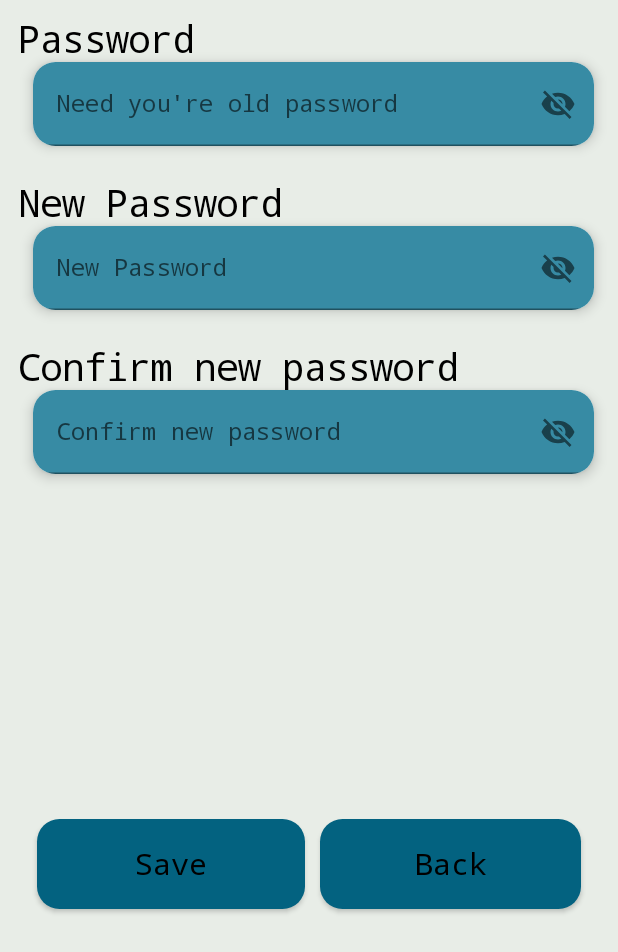
After one commit to AntarcticaV/Lipi, an Android app built with Jetpack Compose: the ChangePassword screen opened directly, with no data from a screen before it, on a phone screen of 412 x 824 dp. The commit adds this screen. Shown: the top 952 px of the screen. Run offline under Robolectric (Android 15) with nearby library versions, the phone set to English and light mode, and no system bars.

Commit message:
Finish ChangePassword

```diff
--- a/app/build.gradle
+++ b/app/build.gradle
@@ -62,6 +62,9 @@ dependencies {
     implementation 'androidx.compose.material3:material3'
     implementation platform('androidx.compose:compose-bom:2022.10.00')
     implementation platform('androidx.compose:compose-bom:2022.10.00')
+    implementation platform('androidx.compose:compose-bom:2022.10.00')
+    implementation platform('androidx.compose:compose-bom:2022.10.00')
+    implementation platform('androidx.compose:compose-bom:2022.10.00')
     testImplementation 'junit:junit:4.13.2'
     androidTestImplementation 'androidx.test.ext:junit:1.1.5'
     androidTestImplementation 'androidx.test.espresso:espresso-core:3.5.1'
@@ -69,6 +72,9 @@ dependencies {
     androidTestImplementation platform('androidx.compose:compose-bom:2022.10.00')
     androidTestImplementation platform('androidx.compose:compose-bom:2022.10.00')
     androidTestImplementation platform('androidx.compose:compose-bom:2022.10.00')
+    androidTestImplementation platform('androidx.compose:compose-bom:2022.10.00')
+    androidTestImplementation platform('androidx.compose:compose-bom:2022.10.00')
+    androidTestImplementation platform('androidx.compose:compose-bom:2022.10.00')
     debugImplementation "androidx.compose.ui:ui-tooling:1.4.1"
     debugImplementation "androidx.compose.ui:ui-test-manifest:1.4.1"
 }
--- /dev/null
+++ b/app/src/main/java/com/example/vidoechat/ChangePassword.kt
@@ -0,0 +1,86 @@
+package com.example.vidoechat
+
+import android.os.Bundle
+import androidx.activity.ComponentActivity
+import androidx.activity.compose.setContent
+import androidx.compose.foundation.background
+import androidx.compose.foundation.layout.Arrangement
+import androidx.compose.foundation.layout.Column
+import androidx.compose.foundation.layout.Row
+import androidx.compose.foundation.layout.fillMaxSize
+import androidx.compose.foundation.layout.fillMaxWidth
+import androidx.compose.foundation.layout.height
+import androidx.compose.foundation.layout.padding
+import androidx.compose.material3.MaterialTheme
+import androidx.compose.material3.Surface
+import androidx.compose.material3.Text
+import androidx.compose.runtime.Composable
+import androidx.compose.ui.Alignment
+import androidx.compose.ui.Modifier
+import androidx.compose.ui.tooling.preview.Preview
+import androidx.compose.ui.unit.dp
+import com.example.vidoechat.ClassesForRendering.ButtonComposable
+import com.example.vidoechat.ClassesForRendering.TextFieldPasswordComposable
+import com.example.vidoechat.LogicFun.BackActivity
+import com.example.vidoechat.ui.theme.BackColor
+import com.example.vidoechat.ui.theme.VidoeChatTheme
+
+class ChangePassword : ComponentActivity() {
+    override fun onCreate(savedInstanceState: Bundle?) {
+        super.onCreate(savedInstanceState)
+        setContent {
+            val oldPassword = TextFieldPasswordComposable()
+            oldPassword.BeforeTextEdition("Password")
+            oldPassword.PlaceholderEdition("Need you're old password")
+            val newPassword = TextFieldPasswordComposable()
+            newPassword.PlaceholderEdition("New Password")
+            newPassword.BeforeTextEdition("New Password")
+            val newPasswordConfirm = TextFieldPasswordComposable()
+            newPasswordConfirm.BeforeTextEdition("Confirm new password")
+            newPasswordConfirm.PlaceholderEdition("Confirm new password")
+            val buttonSave = ButtonComposable { BackActivity(this) }
+            buttonSave.NameEdition("Save")
+            val buttonBack = ButtonComposable { BackActivity(this) }
+            buttonBack.NameEdition("Back")
+            Column(
+                modifier = Modifier
+                    .fillMaxSize()
+                    .background(BackColor)
+            ) {
+                Column(
+                    modifier = Modifier
+                        .fillMaxSize(),
+                    verticalArrangement = Arrangement.Center
+                ) {
+                    Column() {
+                        oldPassword.TextFieldPasswordComposable()
+                        newPassword.TextFieldPasswordComposable()
+                        newPasswordConfirm.TextFieldPasswordComposable()
+                    }
+                    Row(
+                        modifier = Modifier
+                            .fillMaxSize()
+                            .padding(20.dp),
+                        verticalAlignment = Alignment.CenterVertically,
+                        horizontalArrangement = Arrangement.SpaceAround
+                    ) {
+                        Column(
+                            modifier = Modifier
+                                .fillMaxWidth(0.48f)
+                                .height(60.dp)
+                        ) {
+                            buttonSave.MyButtonComposable()
+                        }
+                        Column(
+                            modifier = Modifier
+                                .fillMaxWidth(0.9f)
+                                .height(60.dp)
+                        ) {
+                            buttonBack.MyButtonComposable()
+                        }
+                    }
+                }
+            }
+        }
+    }
+}
--- a/app/src/main/java/com/example/vidoechat/SingUP.kt
+++ b/app/src/main/java/com/example/vidoechat/SingUP.kt
@@ -107,11 +107,9 @@ class SingUP : ComponentActivity() {
         }
     }
 
-
-
     fun OpenMainActivity(context: Context, password: String, passwordConfirm: String) {
         if (ChackPassword(password, passwordConfirm))
-            //context.startActivity(Intent(context, MainActivity::class.java))
+        //context.startActivity(Intent(context, MainActivity::class.java))
             this.finish()
     }
 }
--- a/app/src/main/res/values/strings.xml
+++ b/app/src/main/res/values/strings.xml
@@ -5,4 +5,7 @@
     <string name="title_activity_functional_menu">FunctionalMenu</string>
     <string name="title_activity_splash">SplashActivity</string>
     <string name="title_activity_setting_account">SettingAccount</string>
+    <string name="title_activity_change_nickname">ChangeNickname</string>
+    <string name="title_activity_change_image">ChangeImage</string>
+    <string name="title_activity_change_password">ChangePassword</string>
 </resources>
```
Also changed, not shown: app/src/main/AndroidManifest.xml (+15 -0 lines), app/src/main/java/com/example/vidoechat/ChangeImage.kt (added, +46 -0 lines), app/src/main/java/com/example/vidoechat/ChangeNickname.kt (added, +100 -0 lines), app/src/main/java/com/example/vidoechat/FunctionalMenu.kt (+5 -3 lines), app/src/main/java/com/example/vidoechat/LogicFun/OpenerActivity.kt (added, +8 -0 lines), app/src/main/java/com/example/vidoechat/MainActivity.kt (+5 -9 lines), app/src/main/java/com/example/vidoechat/SettingAccount.kt (+8 -3 lines), app/src/main/res/drawable/meme_fon.png (added).
